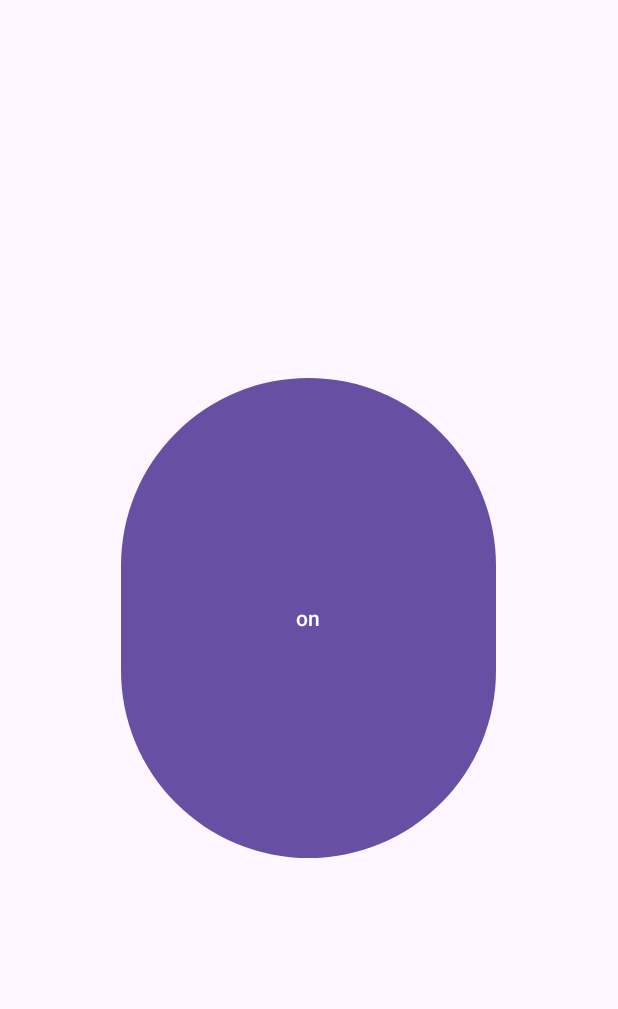
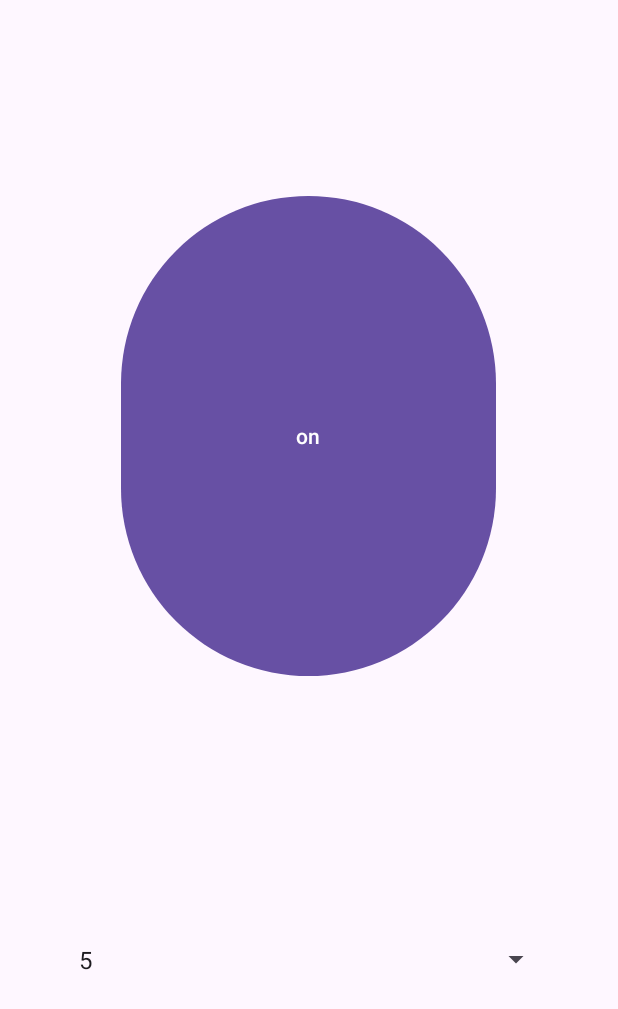
Before and after one commit to sapvs/followmetorch, an Android app: the screen it shows after launch (MainActivity), on a phone screen of 412 x 824 dp. Shown: the top 1009 px of the screen. Run offline under Robolectric (Android 15) with nearby library versions, the phone set to English and light mode, and no system bars; 1 statement that could not run was skipped.

Commit message:
Added dropdown for time duration

```diff
--- a/app/src/main/java/io/vsapan/followme/MainActivity.java
+++ b/app/src/main/java/io/vsapan/followme/MainActivity.java
@@ -6,6 +6,8 @@ import android.os.Build;
 import android.os.Bundle;
 import android.os.Handler;
 import android.view.View;
+import android.widget.ArrayAdapter;
+import android.widget.Spinner;
 import android.widget.Toast;
 
 import androidx.annotation.RequiresApi;
@@ -14,6 +16,9 @@ import androidx.appcompat.app.AppCompatActivity;
 public class MainActivity extends AppCompatActivity {
     private CameraManager cameraManager;
     private String cameraId;
+    private Spinner durationSpinner;
+
+    protected static int timeSecond = 5;
 
     @RequiresApi(api = Build.VERSION_CODES.M)
     @Override
@@ -22,6 +27,12 @@ public class MainActivity extends AppCompatActivity {
         setContentView(R.layout.activity_main);
 
         findViewById(R.id.torchtoggle).setOnClickListener(this::toggleFlashLight);
+
+        durationSpinner = (Spinner) findViewById(R.id.spinner);
+        ArrayAdapter<CharSequence> adapter = ArrayAdapter.createFromResource(this, R.array.timer_seconds, android.R.layout.simple_spinner_item);
+        adapter.setDropDownViewResource(android.R.layout.simple_spinner_dropdown_item);
+        durationSpinner.setAdapter(adapter);
+        durationSpinner.setOnItemSelectedListener(new SpinnerActivity());
 
         cameraManager = (CameraManager) getSystemService(CAMERA_SERVICE);
         try {
@@ -38,7 +49,7 @@ public class MainActivity extends AppCompatActivity {
         new Handler().postDelayed(() -> {
             changeTorchState(false);
             finishAndRemoveTask();
-        }, 3000);
+        }, timeSecond*1000);
     }
 
     @RequiresApi(api = Build.VERSION_CODES.M)
--- /dev/null
+++ b/app/src/main/java/io/vsapan/followme/SpinnerActivity.java
@@ -0,0 +1,17 @@
+package io.vsapan.followme;
+
+import android.app.Activity;
+import android.view.View;
+import android.widget.AdapterView;
+
+public class SpinnerActivity extends Activity implements AdapterView.OnItemSelectedListener {
+    @Override
+    public void onItemSelected(AdapterView<?> parent, View view, int position, long id) {
+        MainActivity.timeSecond = Integer.parseInt((String) parent.getItemAtPosition(position));
+    }
+
+    @Override
+    public void onNothingSelected(AdapterView<?> parent) {
+
+    }
+}
--- a/app/src/main/res/layout/activity_main.xml
+++ b/app/src/main/res/layout/activity_main.xml
@@ -11,11 +11,20 @@
         android:layout_width="250dp"
         android:layout_height="328dp"
         android:text="@string/on"
-        app:layout_constraintBottom_toBottomOf="parent"
+        app:layout_constraintBottom_toTopOf="@+id/spinner"
         app:layout_constraintEnd_toEndOf="parent"
         app:layout_constraintHorizontal_bias="0.498"
         app:layout_constraintStart_toStartOf="parent"
         app:layout_constraintTop_toTopOf="parent" />
 
+    <Spinner
+        android:id="@+id/spinner"
+        android:layout_width="323dp"
+        android:layout_height="115dp"
+        app:layout_constraintBottom_toBottomOf="parent"
+        app:layout_constraintLeft_toLeftOf="parent"
+        app:layout_constraintRight_toRightOf="parent"
+        app:layout_constraintTop_toBottomOf="@id/torchtoggle" />
+
 
 </androidx.constraintlayout.widget.ConstraintLayout>
--- /dev/null
+++ b/app/src/main/res/values/spinner.xml
@@ -0,0 +1,10 @@
+<?xml version="1.0" encoding="utf-8"?>
+<resources>
+    <string-array name="timer_seconds">
+        <item>5</item>
+        <item>10</item>
+        <item>20</item>
+        <item>30</item>
+        <item>60</item>
+    </string-array>
+</resources>
```
